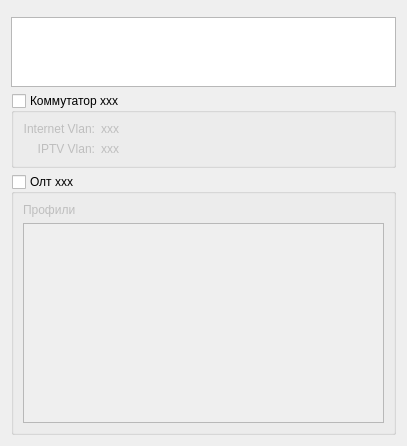
Above: Pages/devicelistpagewidget.ui from cwlan2016/access-manager before the change. Below: the same form after it.
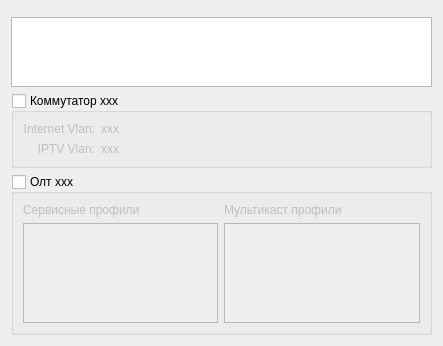
That is the form after the change. Icons and pictures are not drawn. Custom widgets are drawn as their Qt base class.

Commit message: View profiles of olt is ready. Fixed bug loading profiles from config. Binding missing slots. Add compatibility config with *NIX, Mac OS X systems.

What changed in the file:
```diff
--- a/Pages/devicelistpagewidget.ui
+++ b/Pages/devicelistpagewidget.ui
@@ -6,8 +6,8 @@
    <rect>
     <x>0</x>
     <y>0</y>
-    <width>407</width>
-    <height>424</height>
+    <width>443</width>
+    <height>324</height>
    </rect>
   </property>
   <property name="windowTitle">
@@ -118,21 +118,68 @@
      <property name="checked">
       <bool>false</bool>
      </property>
-     <layout class="QVBoxLayout" name="verticalLayout_2">
-      <item>
-       <widget class="QLabel" name="profileOltLabel">
+     <layout class="QGridLayout" name="gridLayout">
+      <item row="0" column="0">
+       <widget class="QLabel" name="serviceProfileOltLabel">
         <property name="text">
-         <string>Профили</string>
+         <string>Сервисные профили</string>
         </property>
        </widget>
       </item>
-      <item>
-       <widget class="QTableView" name="profileOltTableView">
+      <item row="0" column="1">
+       <widget class="QLabel" name="multicastProfileOltLabel">
+        <property name="text">
+         <string>Мультикаст профили</string>
+        </property>
+       </widget>
+      </item>
+      <item row="1" column="0">
+       <widget class="QListView" name="serviceProfileListView">
         <property name="minimumSize">
          <size>
           <width>0</width>
+          <height>100</height>
+         </size>
+        </property>
+        <property name="maximumSize">
+         <size>
+          <width>16777215</width>
           <height>200</height>
          </size>
+        </property>
+        <property name="editTriggers">
+         <set>QAbstractItemView::NoEditTriggers</set>
+        </property>
+        <property name="alternatingRowColors">
+         <bool>true</bool>
+        </property>
+        <property name="selectionBehavior">
+         <enum>QAbstractItemView::SelectRows</enum>
+        </property>
+       </widget>
+      </item>
+      <item row="1" column="1">
+       <widget class="QListView" name="multicastProfileListView">
+        <property name="minimumSize">
+         <size>
+          <width>0</width>
+          <height>100</height>
+         </size>
+        </property>
+        <property name="maximumSize">
+         <size>
+          <width>16777215</width>
+          <height>200</height>
+         </size>
+        </property>
+        <property name="editTriggers">
+         <set>QAbstractItemView::NoEditTriggers</set>
+        </property>
+        <property name="alternatingRowColors">
+         <bool>true</bool>
+        </property>
+        <property name="selectionBehavior">
+         <enum>QAbstractItemView::SelectRows</enum>
         </property>
        </widget>
       </item>
```
Left out of the diff: 8 changed lines with no effect on the pictures. The commit also changes 19 other files.
